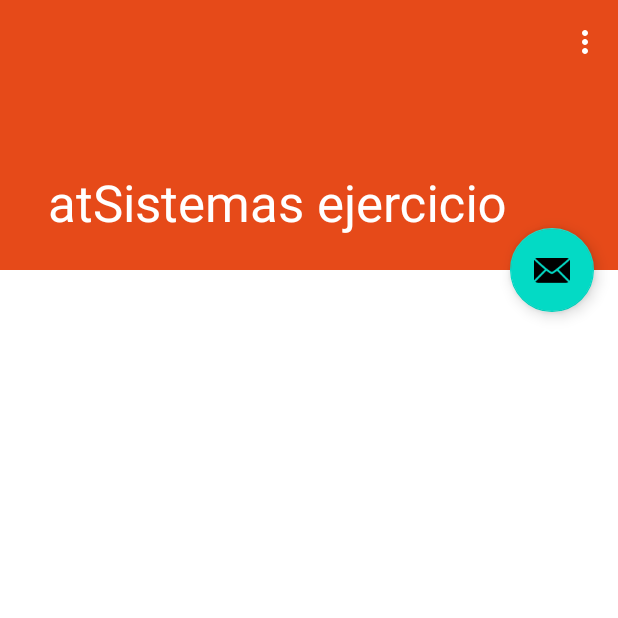
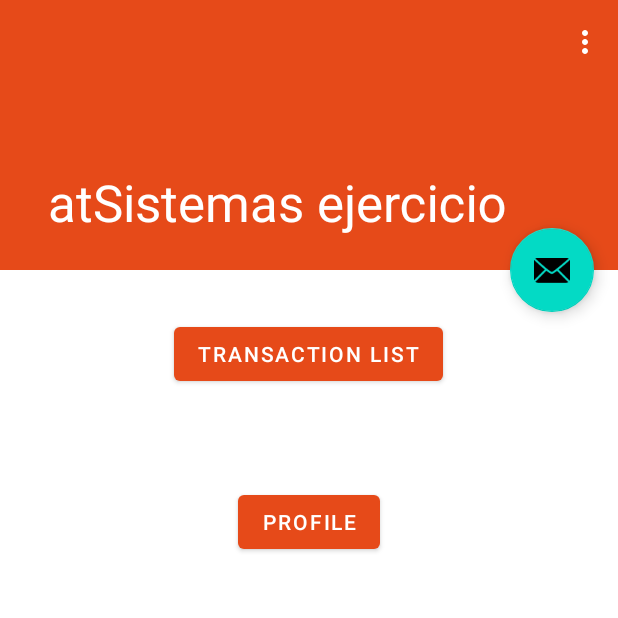
Before and after one commit to jorgeavilae/atSistemas_ejercicio, an Android app: the screen it shows after launch (HomeActivity), on a phone screen of 412 x 824 dp, the top half of it. Run offline under Robolectric (Android 15) with nearby library versions, the phone set to English and light mode, and no system bars.

Commit message:
New HomeFragment

```diff
--- /dev/null
+++ b/app/src/main/java/com/example/atsistemas_ejercicio/home_activity/home/ui/HomeFragment.kt
@@ -0,0 +1,43 @@
+package com.example.atsistemas_ejercicio.home_activity.home.ui
+
+import android.os.Bundle
+import android.view.LayoutInflater
+import android.view.View
+import android.view.ViewGroup
+import androidx.navigation.fragment.findNavController
+import com.example.atsistemas_ejercicio.R
+import com.example.atsistemas_ejercicio.commons.BaseFragment
+import com.example.atsistemas_ejercicio.databinding.HomeFragmentBinding
+
+class HomeFragment : BaseFragment() {
+
+    private var _binding: HomeFragmentBinding? = null
+    private val binding get() = _binding!!
+
+    override fun onCreateView(
+        inflater: LayoutInflater,
+        container: ViewGroup?,
+        savedInstanceState: Bundle?
+    ): View? {
+        _binding = HomeFragmentBinding.inflate(inflater, container, false)
+        val view = binding.root
+
+        binding.toListButton.setOnClickListener {
+            findNavController().navigate(R.id.action_homeFragment_to_listFragment)
+        }
+        binding.toProfileButton.setOnClickListener {
+//            findNavController().navigate(R.id.)
+        }
+
+        return view
+    }
+
+    override fun loadObservers() {
+        // TODO("Not yet implemented")
+    }
+
+    override fun onDestroyView() {
+        super.onDestroyView()
+        _binding = null
+    }
+}
--- /dev/null
+++ b/app/src/main/res/layout/home_fragment.xml
@@ -0,0 +1,24 @@
+<?xml version="1.0" encoding="utf-8"?>
+<LinearLayout xmlns:android="http://schemas.android.com/apk/res/android"
+    android:layout_width="match_parent"
+    android:layout_height="wrap_content"
+    android:gravity="center"
+    android:orientation="vertical">
+
+    <Button
+        android:id="@+id/to_list_button"
+        android:layout_width="wrap_content"
+        android:layout_height="wrap_content"
+        android:layout_gravity="center"
+        android:layout_margin="@dimen/marginXXL"
+        android:text="@string/transaction_list" />
+
+    <Button
+        android:id="@+id/to_profile_button"
+        android:layout_width="wrap_content"
+        android:layout_height="wrap_content"
+        android:layout_gravity="center"
+        android:layout_margin="@dimen/marginXXL"
+        android:text="@string/profile" />
+
+</LinearLayout>
--- a/app/src/main/res/navigation/nav_graph.xml
+++ b/app/src/main/res/navigation/nav_graph.xml
@@ -3,7 +3,16 @@
     xmlns:app="http://schemas.android.com/apk/res-auto"
     xmlns:tools="http://schemas.android.com/tools"
     android:id="@+id/nav_graph"
-    app:startDestination="@id/listFragment">
+    app:startDestination="@id/homeFragment">
+
+    <fragment
+        android:id="@+id/homeFragment"
+        android:name="com.example.atsistemas_ejercicio.home_activity.home.ui.HomeFragment"
+        android:label="HomeFragment">
+        <action
+            android:id="@+id/action_homeFragment_to_listFragment"
+            app:destination="@id/listFragment" />
+    </fragment>
 
     <fragment
         android:id="@+id/listFragment"
@@ -22,14 +31,16 @@
         android:id="@+id/ddetailFragment"
         android:name="com.example.atsistemas_ejercicio.home_activity.detail.ui.DDetailFragment"
         android:label="DDetailFragment"
-        tools:layout="@layout/ddetail_fragment" >
-        <argument android:name="transactionId"
-            app:argType="integer"
-            android:defaultValue="-1" />
+        tools:layout="@layout/ddetail_fragment">
+        <argument
+            android:name="transactionId"
+            android:defaultValue="-1"
+            app:argType="integer" />
     </fragment>
+
     <fragment
         android:id="@+id/detailFragment"
         android:name="com.example.atsistemas_ejercicio.home_activity.detail.ui.DetailFragment"
         android:label="DetailFragment"
-        tools:layout="@layout/detail_fragment"/>
+        tools:layout="@layout/detail_fragment" />
 </navigation>
--- a/app/src/main/res/values/strings.xml
+++ b/app/src/main/res/values/strings.xml
@@ -102,4 +102,6 @@
     <string name="accept">Aceptar</string>
     <string name="alert">AVISO</string>
     <string name="close">Cerrar</string>
+    <string name="transaction_list">Transaction List</string>
+    <string name="profile">Profile</string>
 </resources>
```
